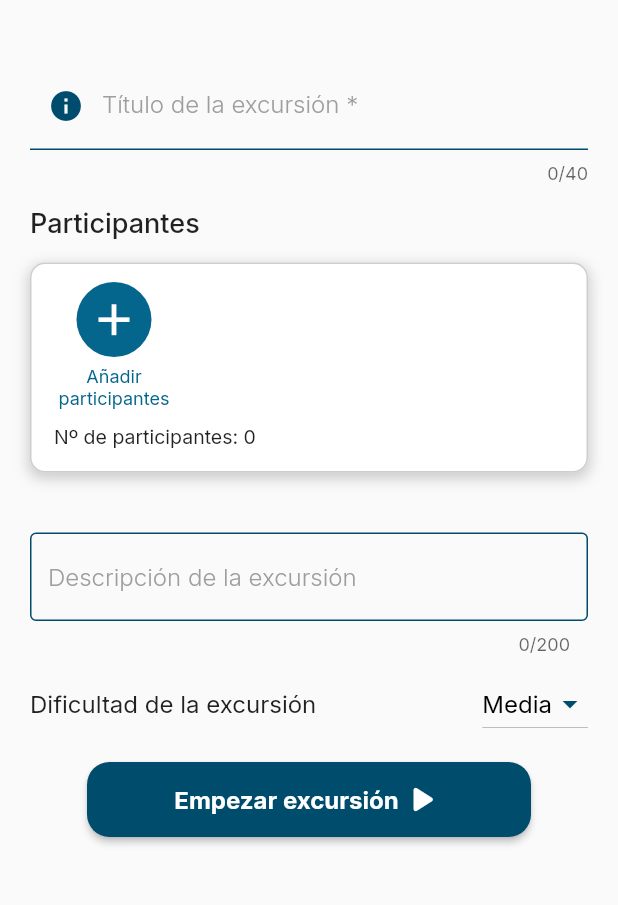
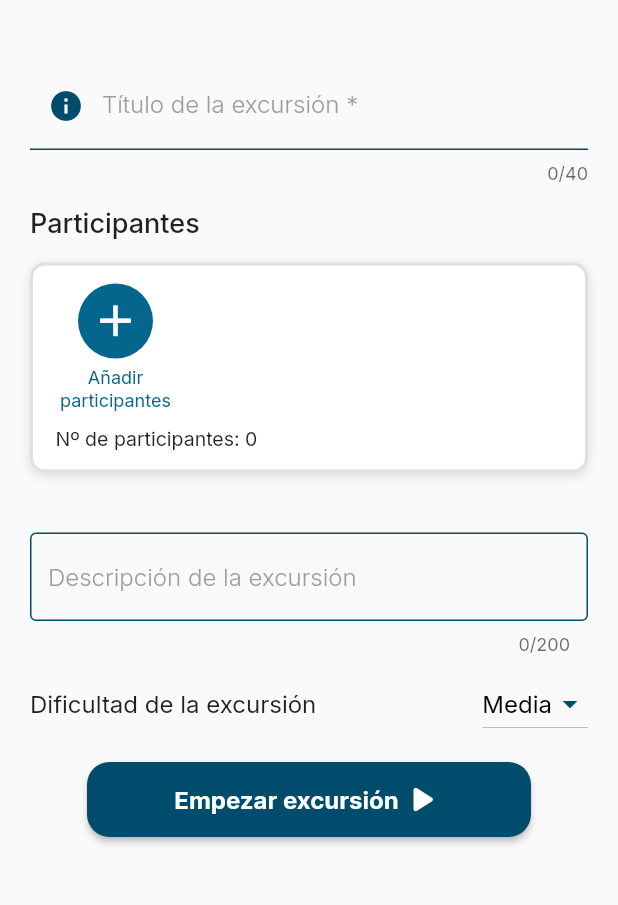
Before and after one commit to sergiogm8/Excursiona, a Flutter app: the CreateExcursionPage screen opened directly, on a phone screen of 412 x 824 dp, the part 60-965 px from its top. Run offline on Flutter 3.47's test engine with Material 2 defaults, Android fonts, the phone set to English and light mode, and no system bars; our stand-ins replace audioplayers, auto_size_text, banner_carousel, battery_plus, cached_network_image, cloud_firestore and 18 more; missing offline and left inert: flutter_sound, icon_decoration; accounts and stored records are empty; statements that could not run were skipped.

Commit message:
Refactor of border and boxshadow

```diff
--- a/lib/pages/create_excursion_page.dart
+++ b/lib/pages/create_excursion_page.dart
@@ -134,8 +134,7 @@ class _CreateExcursionPageState extends State<CreateExcursionPage> {
   Widget build(BuildContext context) {
     return Scaffold(
       appBar: AppBar(
-        title: Text("Crear excursión",
-            style: GoogleFonts.inter(fontWeight: FontWeight.w500)),
+        title: Text("Crear excursión", style: GoogleFonts.inter()),
         foregroundColor: Colors.black,
         backgroundColor: const Color(0xFFFAFAFA),
         leading: IconButton(
@@ -198,16 +197,9 @@ class _CreateExcursionPageState extends State<CreateExcursionPage> {
                       const EdgeInsets.symmetric(horizontal: 15, vertical: 12),
                   decoration: BoxDecoration(
                     color: Colors.white,
-                    border: Border.all(color: Colors.grey.withOpacity(0.5)),
+                    border: Constants.border,
                     borderRadius: BorderRadius.circular(10),
-                    boxShadow: [
-                      BoxShadow(
-                        color: Colors.grey.withOpacity(0.5),
-                        spreadRadius: 1,
-                        blurRadius: 7,
-                        offset: const Offset(0, 3),
-                      ),
-                    ],
+                    boxShadow: Constants.boxShadow,
                   ),
                   child: Column(
                     crossAxisAlignment: CrossAxisAlignment.start,
--- a/lib/shared/constants.dart
+++ b/lib/shared/constants.dart
@@ -29,4 +29,14 @@ class Constants {
   static const String customMarkerText = 'Punto personalizado';
 
   static const String openWeatherMapKey = "cf7d04d95242f493cc2da8f6ea4af65d";
+
+  static const List<BoxShadow> boxShadow = [
+    BoxShadow(
+      color: Colors.black12,
+      offset: Offset(0, 2),
+      blurRadius: 6.0,
+    ),
+  ];
+
+  static Border border = Border.all(color: Colors.grey[300]!, width: 2);
 }
```
Also changed, not shown: lib/pages/landing_page.dart (+9 -5 lines), lib/widgets/excursion_invitation_card.dart (+2 -9 lines), lib/widgets/gallery_page_widgets.dart (+8 -24 lines).
